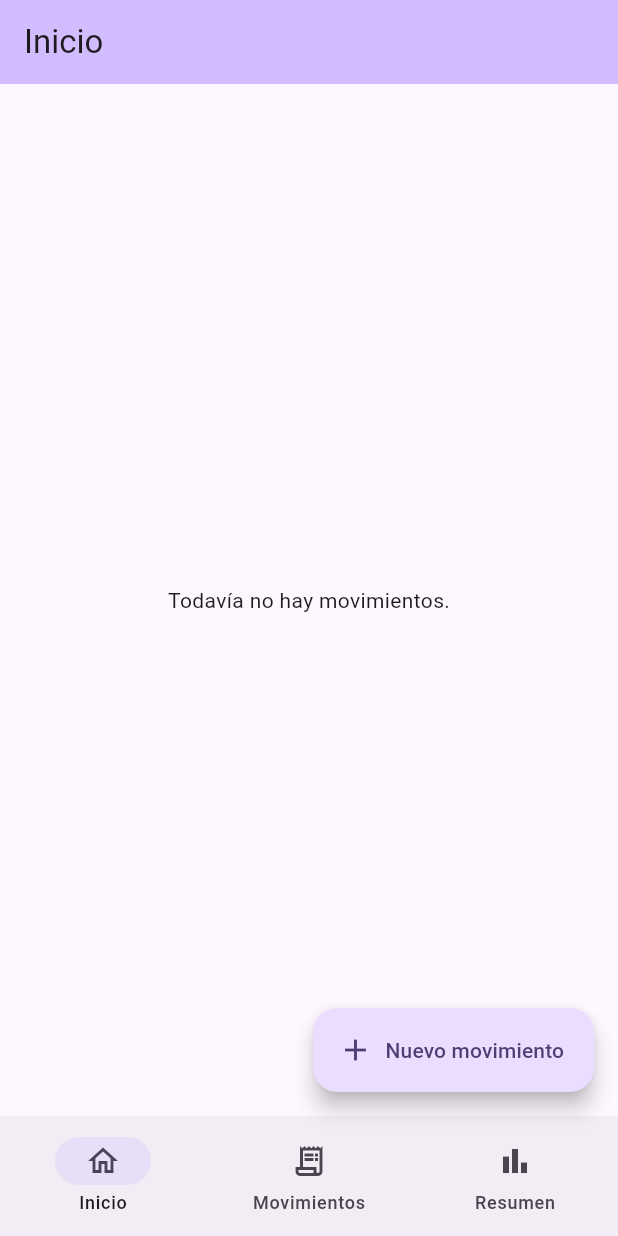
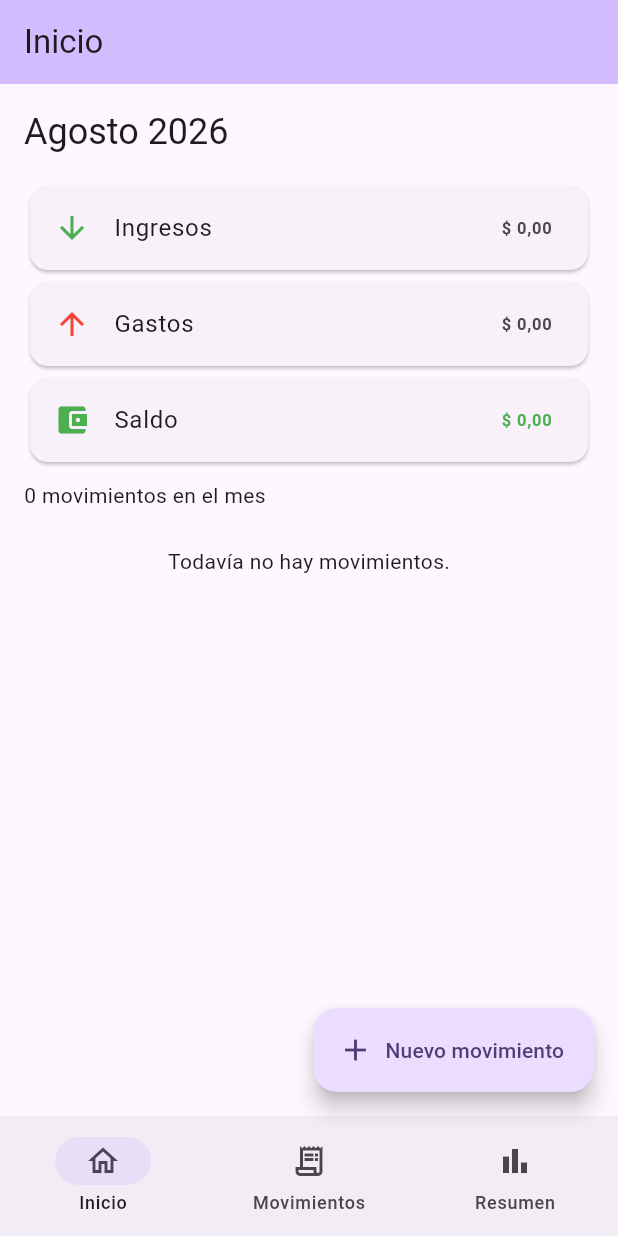
Before and after one commit to anadonleandro/economia_hogar, a Flutter app: the screen it shows after launch, on a phone screen of 412 x 824 dp. Run offline on Flutter 3.47's test engine with Material 3 defaults, Android fonts, the phone set to English and light mode, and no system bars.

Commit message:
feat: agregar resumen mensual en inicio

```diff
--- /dev/null
+++ b/lib/models/resumen_mensual.dart
@@ -0,0 +1,13 @@
+class ResumenMensual {
+  const ResumenMensual({
+    required this.ingresosEnCentavos,
+    required this.gastosEnCentavos,
+    required this.cantidadMovimientos,
+  });
+
+  final int ingresosEnCentavos;
+  final int gastosEnCentavos;
+  final int cantidadMovimientos;
+
+  int get saldoEnCentavos => ingresosEnCentavos - gastosEnCentavos;
+}
--- a/lib/screens/app_shell.dart
+++ b/lib/screens/app_shell.dart
@@ -1,6 +1,7 @@
 import 'package:flutter/material.dart';
 
 import '../models/movimiento.dart';
+import '../services/resumen_mensual_calculator.dart';
 import 'home_screen.dart';
 import 'movements_screen.dart';
 import 'new_movement_screen.dart';
@@ -14,17 +15,29 @@ class AppShell extends StatefulWidget {
 }
 
 class _AppShellState extends State<AppShell> {
+  static const ResumenMensualCalculator _summaryCalculator =
+      ResumenMensualCalculator();
+
   final List<Movimiento> _movements = [];
 
   int _selectedIndex = 0;
 
   static const List<String> _titles = ['Inicio', 'Movimientos', 'Resumen'];
 
-  List<Widget> get _screens => [
-    const HomeScreen(),
-    MovementsScreen(movements: List.unmodifiable(_movements)),
-    const SummaryScreen(),
-  ];
+  List<Widget> get _screens {
+    final currentPeriod = DateTime.now();
+    final summary = _summaryCalculator.calcular(
+      movimientos: _movements,
+      anio: currentPeriod.year,
+      mes: currentPeriod.month,
+    );
+
+    return [
+      HomeScreen(summary: summary, period: currentPeriod),
+      MovementsScreen(movements: List.unmodifiable(_movements)),
+      const SummaryScreen(),
+    ];
+  }
 
   void _selectDestination(int index) {
     setState(() {
--- a/lib/screens/home_screen.dart
+++ b/lib/screens/home_screen.dart
@@ -1,10 +1,90 @@
 import 'package:flutter/material.dart';
 
+import '../models/resumen_mensual.dart';
+import '../utils/monto_formatter.dart';
+
 class HomeScreen extends StatelessWidget {
-  const HomeScreen({super.key});
+  const HomeScreen({super.key, required this.summary, required this.period});
+
+  final ResumenMensual summary;
+  final DateTime period;
+
+  static const List<String> _monthNames = [
+    'Enero',
+    'Febrero',
+    'Marzo',
+    'Abril',
+    'Mayo',
+    'Junio',
+    'Julio',
+    'Agosto',
+    'Septiembre',
+    'Octubre',
+    'Noviembre',
+    'Diciembre',
+  ];
+
+  String _formatCurrency(int amountInCents) {
+    final sign = amountInCents < 0 ? '- ' : '';
+
+    return '$sign\$ ${formatMontoEnCentavos(amountInCents.abs())}';
+  }
 
   @override
   Widget build(BuildContext context) {
-    return const Center(child: Text('Todavía no hay movimientos.'));
+    final periodName = '${_monthNames[period.month - 1]} ${period.year}';
+    final balanceColor = summary.saldoEnCentavos < 0
+        ? Colors.red
+        : Colors.green;
+    final movementCountText = summary.cantidadMovimientos == 1
+        ? '1 movimiento en el mes'
+        : '${summary.cantidadMovimientos} movimientos en el mes';
+
+    return ListView(
+      padding: const EdgeInsets.all(16),
+      children: [
+        Text(periodName, style: Theme.of(context).textTheme.headlineSmall),
+        const SizedBox(height: 16),
+        Card(
+          child: ListTile(
+            leading: const Icon(Icons.arrow_downward, color: Colors.green),
+            title: const Text('Ingresos'),
+            trailing: Text(
+              _formatCurrency(summary.ingresosEnCentavos),
+              style: const TextStyle(fontWeight: FontWeight.bold),
+            ),
+          ),
+        ),
+        Card(
+          child: ListTile(
+            leading: const Icon(Icons.arrow_upward, color: Colors.red),
+            title: const Text('Gastos'),
+            trailing: Text(
+              _formatCurrency(summary.gastosEnCentavos),
+              style: const TextStyle(fontWeight: FontWeight.bold),
+            ),
+          ),
+        ),
+        Card(
+          child: ListTile(
+            leading: Icon(Icons.account_balance_wallet, color: balanceColor),
+            title: const Text('Saldo'),
+            trailing: Text(
+              _formatCurrency(summary.saldoEnCentavos),
+              style: TextStyle(
+                color: balanceColor,
+                fontWeight: FontWeight.bold,
+              ),
+            ),
+          ),
+        ),
+        const SizedBox(height: 8),
+        Text(movementCountText),
+        if (summary.cantidadMovimientos == 0) ...[
+          const SizedBox(height: 24),
+          const Center(child: Text('Todavía no hay movimientos.')),
+        ],
+      ],
+    );
   }
 }
--- /dev/null
+++ b/lib/services/resumen_mensual_calculator.dart
@@ -0,0 +1,44 @@
+import '../models/movimiento.dart';
+import '../models/resumen_mensual.dart';
+import '../models/tipo_movimiento.dart';
+
+class ResumenMensualCalculator {
+  const ResumenMensualCalculator();
+
+  ResumenMensual calcular({
+    required Iterable<Movimiento> movimientos,
+    required int anio,
+    required int mes,
+  }) {
+    if (mes < 1 || mes > 12) {
+      throw RangeError.range(mes, 1, 12, 'mes');
+    }
+
+    var ingresosEnCentavos = 0;
+    var gastosEnCentavos = 0;
+    var cantidadMovimientos = 0;
+
+    for (final movimiento in movimientos) {
+      final perteneceAlPeriodo =
+          movimiento.fecha.year == anio && movimiento.fecha.month == mes;
+
+      if (!perteneceAlPeriodo) {
+        continue;
+      }
+
+      cantidadMovimientos++;
+
+      if (movimiento.tipo == TipoMovimiento.ingreso) {
+        ingresosEnCentavos += movimiento.montoEnCentavos;
+      } else {
+        gastosEnCentavos += movimiento.montoEnCentavos;
+      }
+    }
+
+    return ResumenMensual(
+      ingresosEnCentavos: ingresosEnCentavos,
+      gastosEnCentavos: gastosEnCentavos,
+      cantidadMovimientos: cantidadMovimientos,
+    );
+  }
+}
```
Also changed, not shown: 3 other files.
